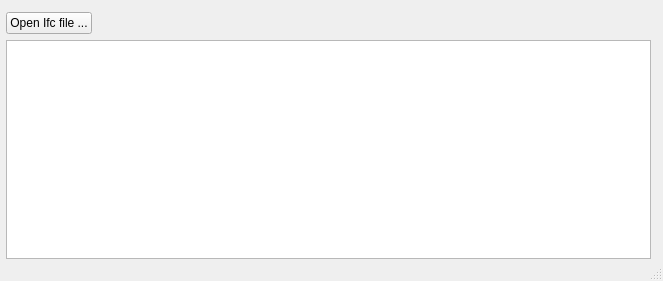
The window that IfcViewer/MainWindow.ui (HEShuang/IfcQtoRunner) describes before a commit, drawn with Qt 5.
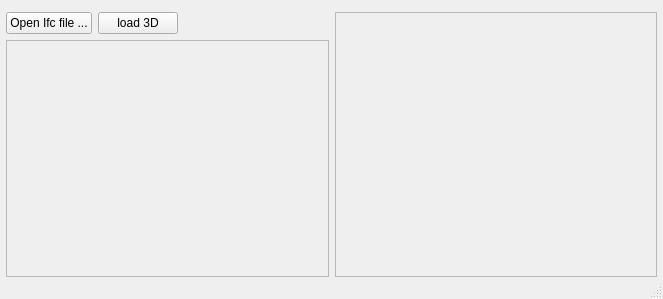
The same window after the commit.

```diff
--- a/IfcViewer/MainWindow.ui
+++ b/IfcViewer/MainWindow.ui
@@ -7,7 +7,7 @@
     <x>0</x>
     <y>0</y>
     <width>663</width>
-    <height>281</height>
+    <height>299</height>
    </rect>
   </property>
   <property name="sizePolicy">
@@ -53,6 +53,13 @@
           </property>
          </widget>
         </item>
+        <item>
+         <widget class="QPushButton" name="bt3D">
+          <property name="text">
+           <string>load 3D</string>
+          </property>
+         </widget>
+        </item>
         <item>
          <widget class="QLabel" name="labelStatus">
           <property name="sizePolicy">
@@ -69,27 +76,31 @@
        </layout>
       </item>
       <item>
-       <widget class="QTreeWidget" name="treeWidget">
-        <property name="showDropIndicator" stdset="0">
-         <bool>true</bool>
+       <widget class="QFrame" name="frameTree">
+        <property name="sizePolicy">
+         <sizepolicy hsizetype="Preferred" vsizetype="MinimumExpanding">
+          <horstretch>0</horstretch>
+          <verstretch>0</verstretch>
+         </sizepolicy>
         </property>
-        <property name="rootIsDecorated">
-         <bool>true</bool>
+        <property name="frameShape">
+         <enum>QFrame::Shape::StyledPanel</enum>
         </property>
-        <attribute name="headerVisible">
-         <bool>false</bool>
-        </attribute>
-        <column>
-         <property name="text">
-          <string notr="true">1</string>
-         </property>
-        </column>
+        <property name="frameShadow">
+         <enum>QFrame::Shadow::Raised</enum>
+        </property>
        </widget>
       </item>
      </layout>
     </item>
     <item>
      <widget class="QFrame" name="frame3D">
+      <property name="sizePolicy">
+       <sizepolicy hsizetype="MinimumExpanding" vsizetype="Preferred">
+        <horstretch>0</horstretch>
+        <verstretch>0</verstretch>
+       </sizepolicy>
+      </property>
       <property name="frameShape">
        <enum>QFrame::Shape::StyledPanel</enum>
       </property>
```
